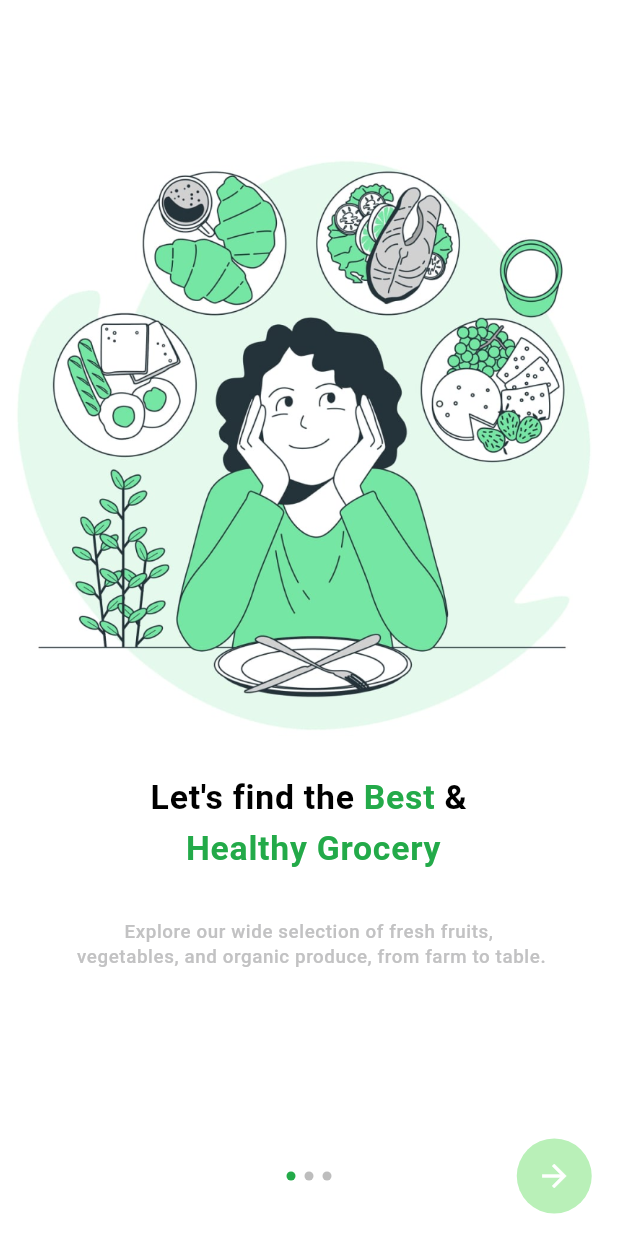
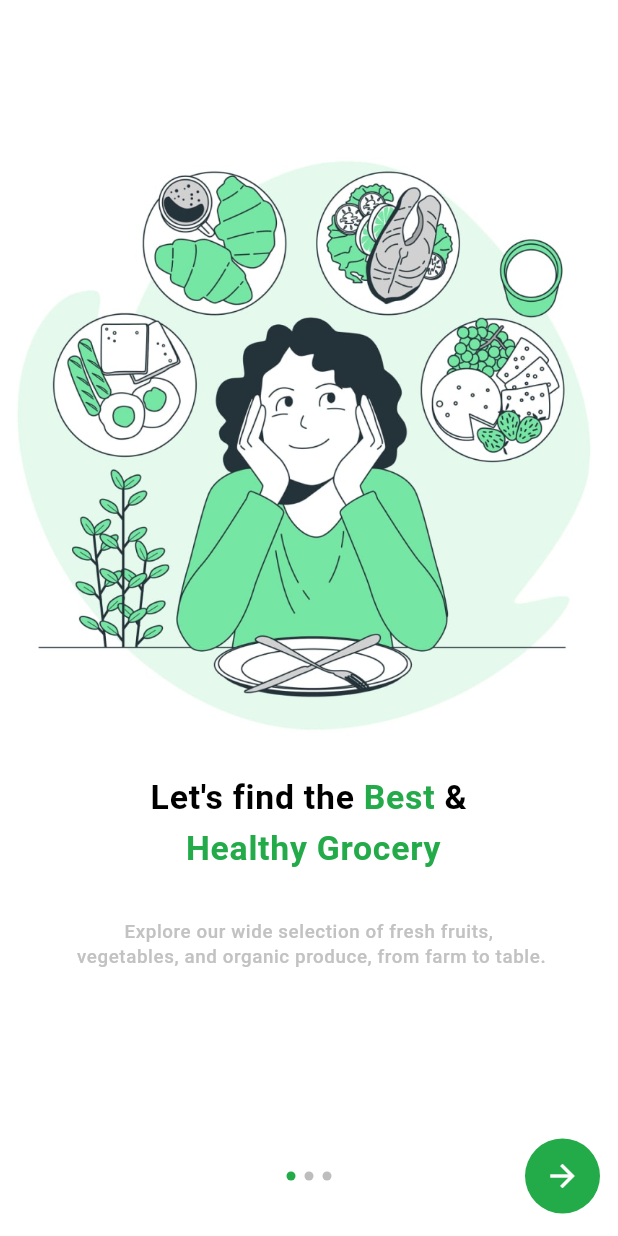
Before and after one commit to shuhaibkt02/easy_cart, a Flutter app: the screen it shows after launch, on a phone screen of 412 x 824 dp. Run offline on Flutter 3.47's test engine with Material 3 defaults, Android fonts, the phone set to English and light mode, and no system bars.

Commit message:
splash and onboard clean

```diff
--- a/lib/feature/onboarding/presentation/widget/dot_indicator.dart
+++ b/lib/feature/onboarding/presentation/widget/dot_indicator.dart
@@ -13,17 +13,22 @@ class DotIndicator extends StatelessWidget {
 
   @override
   Widget build(BuildContext context) {
-    return SizedBox(
+    return Padding(
+      padding: const EdgeInsets.symmetric(horizontal: 12.0),
+      child: SizedBox(
         height: 80,
-      width: width - 35,
         child: Row(
           mainAxisAlignment: MainAxisAlignment.spaceBetween,
           children: [
             if (selectedIndex != 0)
-            const CircleAvatar(
-              radius: 25,
-              backgroundColor: Colors.white,
-              child: Icon(
+              Container(
+                width: 50,
+                height: 50,
+                decoration: BoxDecoration(
+                  borderRadius: BorderRadius.circular(50),
+                  border: Border.all(color: mainColor),
+                ),
+                child: const Icon(
                   Icons.arrow_back,
                   color: mainColor,
                 ),
@@ -33,6 +38,7 @@ class DotIndicator extends StatelessWidget {
               activeIndex: selectedIndex,
             ),
             const CircleAvatar(
+              backgroundColor: mainColor,
               radius: 25,
               child: Icon(
                 Icons.arrow_forward,
@@ -40,6 +46,7 @@ class DotIndicator extends StatelessWidget {
               ),
             ),
           ],
+        ),
       ),
     );
   }
```
Also changed, not shown: lib/feature/onboarding/presentation/logic/splash_provider.dart (added, +22 -0 lines), lib/feature/onboarding/presentation/screen/splash_screen.dart (+4 -26 lines), pubspec.yaml (+4 -11 lines), pubspec.lock. Lines whose indentation alone changed are shown as unchanged.
